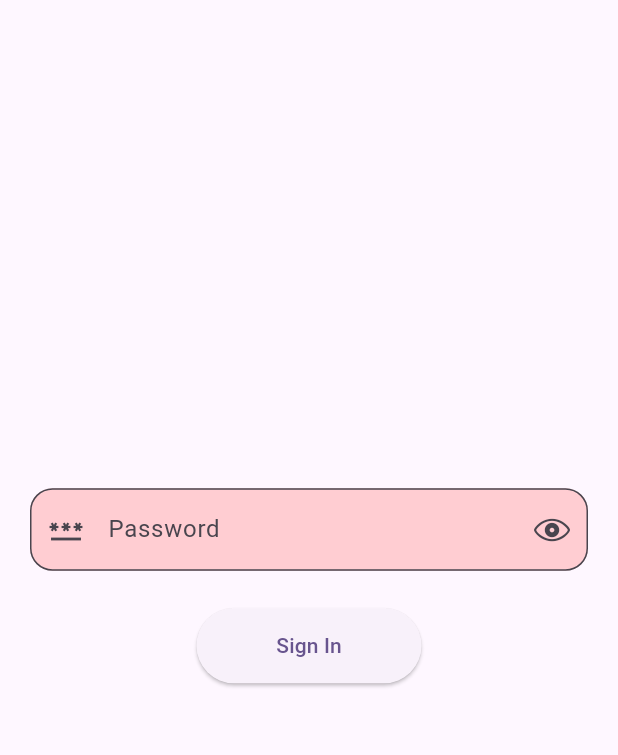
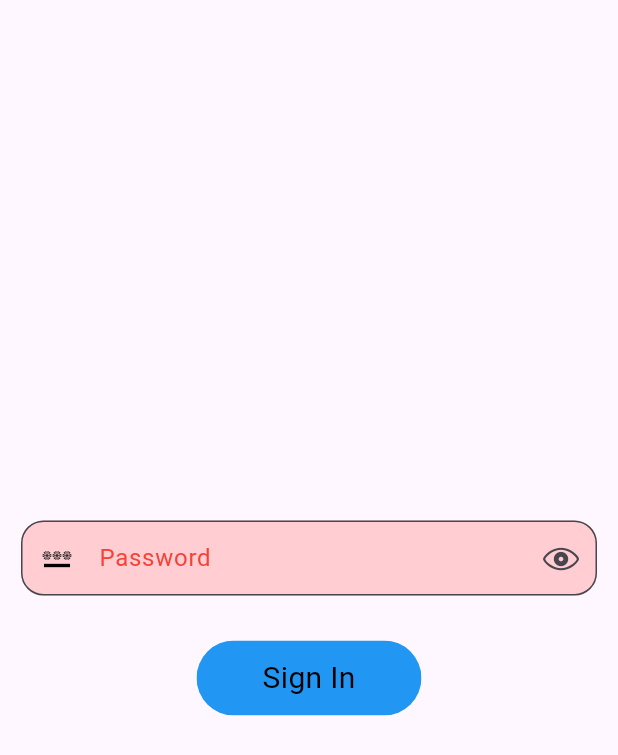
Before and after one commit to shrijith-shetty/Emulator, a Flutter app: the screen it shows after launch, on a phone screen of 412 x 824 dp. Shown: the top 755 px of the screen. Run offline on Flutter 3.47's test engine with Material 3 defaults, Android fonts, the phone set to English and light mode, and no system bars; our stand-ins replace camera, decimal, device_info_plus, flutter_screenutil, flutter_secure_storage, sqflite; missing offline and left inert: gal, screen_brightness; accounts and stored records are empty.

Commit message:
updated code of login page

```diff
--- a/lib/login_page.dart
+++ b/lib/login_page.dart
@@ -1,64 +1,93 @@
 import 'package:emulator/main.dart';
+import 'package:emulator/settings/settingOption/password.dart';
 import 'package:flutter/cupertino.dart';
 import 'package:flutter/material.dart';
-import 'package:flutter_secure_storage/flutter_secure_storage.dart';
-import 'package:crypto/crypto.dart';
-import 'dart:convert';
+import 'database/password.dart';
 
 class LoginPage extends StatefulWidget
 {
+    const LoginPage({super.key});
+
     @override
-    State<LoginPage> createState() => _LoginPageState();
+    State<StatefulWidget> createState() => _LoginPageState();
 }
-
 class _LoginPageState extends State<LoginPage>
 {
+    final PasswordStorage _authService = PasswordStorage();
+    bool _obsecure = true;
+    final TextEditingController _controller = TextEditingController();
 
-    final FlutterSecureStorage _storage = const FlutterSecureStorage();
-    static const String _passwordKey = 'app_password_hash';
+    bool _isPassword = false;
+    String _message = "";
 
-    bool _obsecure = true;
-    String errorMsg = "";
-
-    TextEditingController passwordController = TextEditingController();
-
-    // HASH FUNCTION
-    String _hashPassword(String password)
+    @override
+    void initState()
     {
-        var bytes = utf8.encode(password);
-        var digest = sha256.convert(bytes);
-        return digest.toString();
+        // TODO: implement initState
+        super.initState();
+        _checkPassword();
     }
 
-    // VERIFY PASSWORD
-    Future<bool> _verifyPassword(String inputPassword) async
+    Future<void> _checkPassword() async
     {
-        String? storedHash = await _storage.read(key: _passwordKey);
-
-        if (storedHash == null) return false;
-
-        return storedHash == _hashPassword(inputPassword);
+        bool exists = await _authService.isPasswordSet();
+        setState(()
+            {
+                _isPassword = exists;
+            });
     }
 
-    Future<void> _login() async
+    Future<void> _handleButton() async
     {
-        bool isCorrect = await _verifyPassword(passwordController.text.trim());
+        String input = _controller.text.trim();
 
-        if (isCorrect)
-        {
-            Navigator.pushReplacement(
-                context,
-                MaterialPageRoute(
-                    builder: (context) => const MyHomePage(title: "Jai"))
-            );
-        } else
+        if (input.isEmpty)
         {
             setState(()
                 {
-                    errorMsg = "Wrong Password ❌";
+                    _message = "Password cannot be empty";
                 });
-            passwordController.clear();
+            return;
         }
+
+        if (!_isPassword)
+        {
+            await _authService.setPassword(input);
+            setState(()
+                {
+                    _message = "Password set successfully!";
+                    _isPassword = true;
+                });
+        }
+        else
+        {
+            bool correct = await _authService.verifyPassword(input);
+
+            if (correct)
+            {
+                setState(()
+                    {
+                        Navigator.pushReplacement(
+                            context,
+                            MaterialPageRoute(builder: (context) => MyHomePage(title: "Jai"))
+                        );
+
+                    });
+            } else
+            {
+                setState(()
+                    {
+                        _message = "Wrong Password";
+                    });
+            }
+        }
+        _controller.clear();
+    }
+    @override
+    void dispose()
+    {
+        _controller.dispose();
+        super.dispose();
     }
 
     @override
@@ -69,59 +98,86 @@ class _LoginPageState extends State<LoginPage>
                 child: Column(
                     mainAxisAlignment: MainAxisAlignment.center,
                     children: [
-
-                        // PASSWORD FIELD
                         Padding(
-                            padding: const EdgeInsets.symmetric(horizontal: 20),
+                            padding: const EdgeInsets.only(left: 14.0, right: 14),
                             child: SizedBox(
-                                height: 55,
+                                // width: 370,
+                                height: 50,
                                 child: TextField(
-                                    controller: passwordController,
+                                    controller: _controller,
                                     obscureText: _obsecure,
                                     decoration: InputDecoration(
                                         filled: true,
                                         labelText: "Password",
-                                        prefixIcon: const Icon(Icons.password),
-                                        suffixIcon: IconButton(
-                                            onPressed: ()
+
+                                        labelStyle: TextStyle(
+                                            color: Colors.red
+                                        ),
+                                        prefixIcon: Icon(Icons.password, color: Colors.black, size: 20, fontWeight: FontWeight.bold),
+                                        suffixIcon: IconButton(onPressed: ()
                                             {
                                                 setState(()
                                                     {
                                                         _obsecure = !_obsecure;
                                                     });
-                                            },
-                                            icon: Icon(_obsecure
-                                                    ? CupertinoIcons.eye
-                                                    : CupertinoIcons.eye_slash)
-                                        ),
+                                            }, icon: Icon(_obsecure ? CupertinoIcons.eye : CupertinoIcons.eye_slash)),
+
                                         fillColor: Colors.red.shade100,
                                         border: OutlineInputBorder(
-                                            borderRadius: BorderRadius.circular(15))
+                                            borderRadius: BorderRadius.circular(15),
+                                            borderSide: BorderSide(
+                                                color: Colors.blue,
+                                                width: 1.0
+                                            )
+                                        ),
+                                        focusedBorder: OutlineInputBorder(
+
+                                            borderRadius: BorderRadius.circular(15),
+                                            borderSide: BorderSide(
+                                                color: Colors.purple,
+                                                width: 2
+                                            )
+                                        )
                                     )
                                 )
                             )
                         ),
+                        SizedBox(
+                            height: 30
+                        ),
+                        ClipRRect(
+                            borderRadius: BorderRadiusGeometry.circular(30),
+                            child: Container(
+                                width: 150,
+                                height: 50,
 
-                        const SizedBox(height: 25),
+                                decoration: BoxDecoration(
+                                    color: Colors.blue
+                                ),
 
-                        // SIGN IN BUTTON
-                        ElevatedButton(
-                            onPressed: _login,
-                            style: ElevatedButton.styleFrom(
-                                minimumSize: const Size(150, 50)),
-                            child: const Text("Sign In")
-                        ),
+                                child: InkWell(onTap: ()
+                                    {
+                                        _handleButton();
+                                        // if(_controller.text == "password")
+                                        // {
+                                        //     Navigator.push(
+                                        //         context, MaterialPageRoute(builder: (context) => MyHomePage(title: "Jai"))
+                                        //     )
+                                        // }
+                                        // else
+                                        // {
+                                        //     _controller.clear()
+                                        // }
+                                    }, child: Center(child: Text(_isPassword ? "Login" : "Sign In", style: TextStyle(color: Colors.black, fontSize: 20)))
 
-                        const SizedBox(height: 20),
-
-                        Text(
-                            errorMsg,
-                            style: const TextStyle(
-                                color: Colors.red, fontSize: 16)
+                                )
+                            )
                         )
                     ]
+
                 )
             )
         );
     }
+
 }
```
Also changed, not shown: lib/database/password.dart (added, +35 -0 lines), lib/settings/settingOption/password.dart (+179 -159 lines).
